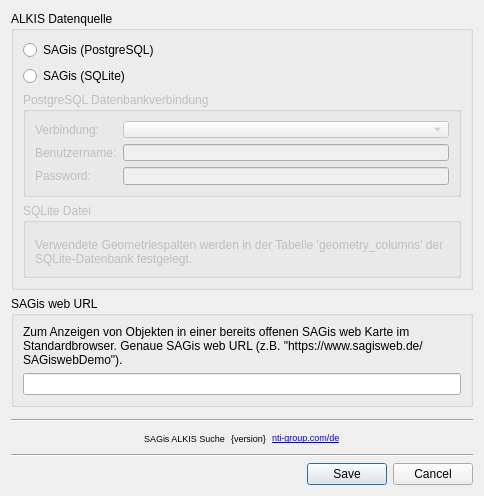
The window that ui/settings.ui (nti-de/SAGisALKISSearch) describes before a commit, drawn with Qt 5.
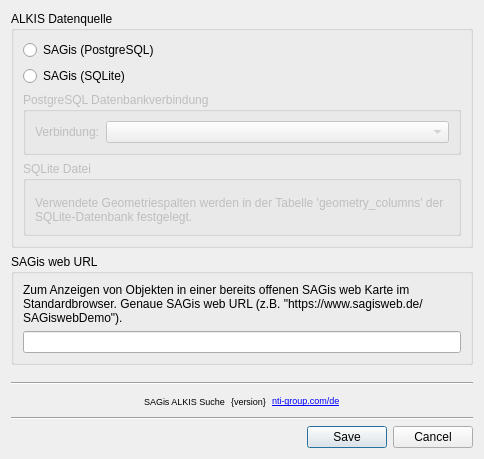
The same window after the commit. Icons and pictures are not drawn. Custom widgets are drawn as their Qt base class.

```diff
--- a/ui/settings.ui
+++ b/ui/settings.ui
@@ -7,7 +7,7 @@
     <x>0</x>
     <y>0</y>
     <width>484</width>
-    <height>488</height>
+    <height>459</height>
    </rect>
   </property>
   <property name="windowTitle">
@@ -69,30 +69,6 @@
          <item row="0" column="1">
           <widget class="QComboBox" name="cbConnections"/>
          </item>
-         <item row="1" column="0">
-          <widget class="QLabel" name="label_2">
-           <property name="text">
-            <string>Benutzername:</string>
-           </property>
-          </widget>
-         </item>
-         <item row="1" column="1">
-          <widget class="QLineEdit" name="leUser"/>
-         </item>
-         <item row="2" column="0">
-          <widget class="QLabel" name="label_3">
-           <property name="text">
-            <string>Password:</string>
-           </property>
-          </widget>
-         </item>
-         <item row="2" column="1">
-          <widget class="QLineEdit" name="lePassword">
-           <property name="echoMode">
-            <enum>QLineEdit::Password</enum>
-           </property>
-          </widget>
-         </item>
         </layout>
        </widget>
       </item>
```
